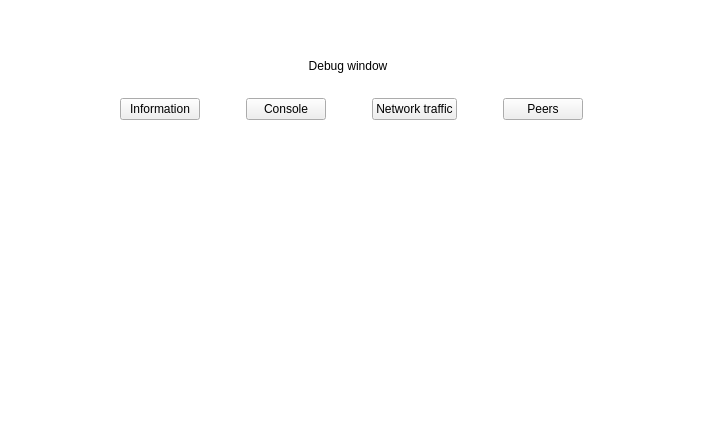
The window that src/qt/veil/forms/settingsadvance.ui (Veil-Project/veil) describes before a commit, drawn with Qt 5.
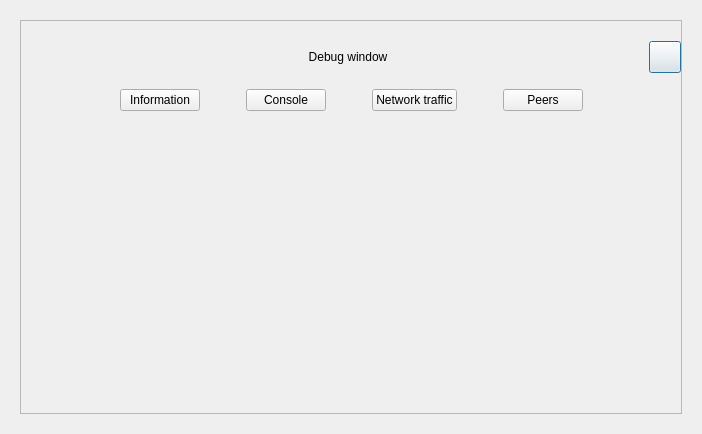
The same window after the commit. Icons and pictures are not drawn.

The edit to the form file:
```diff
--- a/src/qt/veil/forms/settingsadvance.ui
+++ b/src/qt/veil/forms/settingsadvance.ui
@@ -13,12 +13,6 @@
   <property name="windowTitle">
    <string>Form</string>
   </property>
-  <property name="styleSheet">
-   <string notr="true">#SettingsAdvance{
-background-color:transparent;
-}
-</string>
-  </property>
   <layout class="QVBoxLayout" name="verticalLayout">
    <property name="leftMargin">
     <number>20</number>
@@ -37,13 +31,6 @@
      <property name="autoFillBackground">
       <bool>false</bool>
      </property>
-     <property name="styleSheet">
-      <string notr="true">#frame{
-  background-color: white;
-  padding: 10px 10px 10px 10px;
-  border-radius: 20px;
-}</string>
-     </property>
      <property name="frameShape">
       <enum>QFrame::StyledPanel</enum>
      </property>
@@ -121,19 +108,6 @@
             <height>32</height>
            </size>
           </property>
-          <property name="styleSheet">
-           <string notr="true">#btnEsc {
-background-color:transparent;
-border:0;
-background-image: url(&quot;:/icons/ic-close&quot;) ;
-background-repeat:no-repeat;
-background-position:center;
-}
-
-#btnEsc:hover {
-background-image: url(&quot;:/icons/ic-close-active&quot;) ;
-}</string>
-          </property>
           <property name="text">
            <string/>
           </property>
@@ -174,9 +148,6 @@
         </item>
         <item>
          <widget class="QPushButton" name="btnInformation">
-          <property name="styleSheet">
-           <string notr="true"/>
-          </property>
           <property name="text">
            <string>Information</string>
           </property>
@@ -200,9 +171,6 @@
         </item>
         <item>
          <widget class="QPushButton" name="btnConsole">
-          <property name="styleSheet">
-           <string notr="true"/>
-          </property>
           <property name="text">
            <string>Console</string>
           </property>
```
